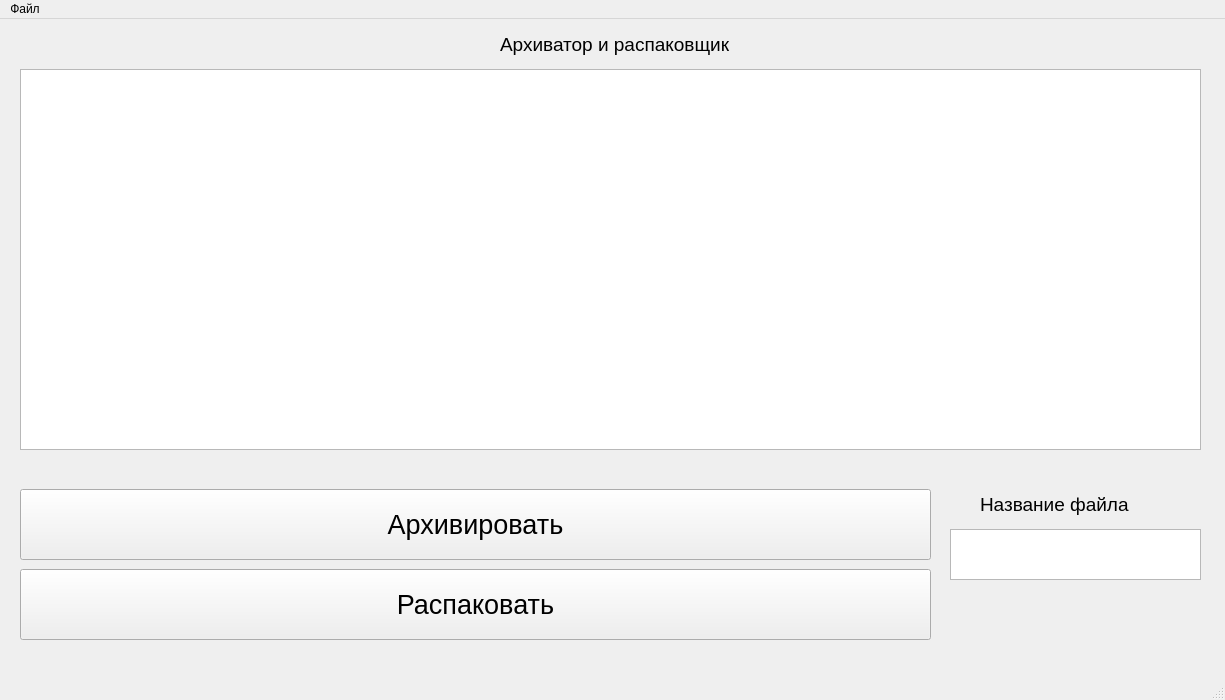
Qt form design.ui (ledykate/cod_huffman_ui) before a commit.
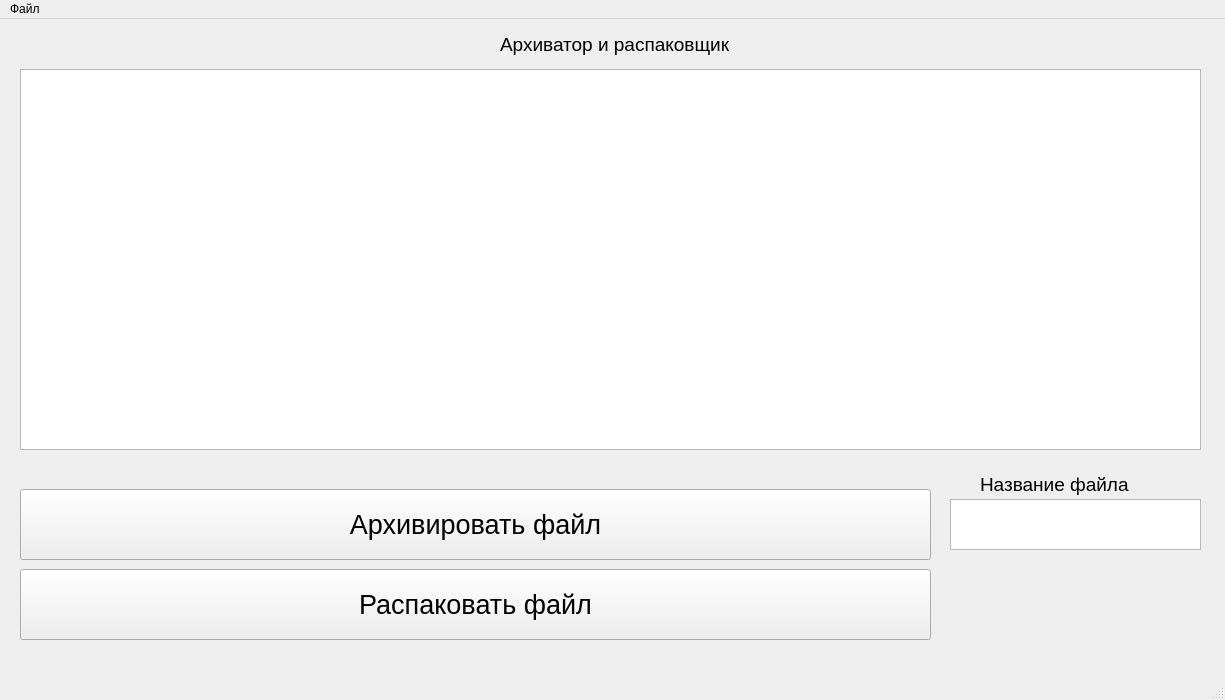
The same form after that commit.

Commit message:
Работающий распаковщик и архиватор
Полностью рабочий архиватор и распаковщик на основе кода Хаффмана. Иструкция по пользованию данной программой читай в файле"read_instruction"

What changed in the file:
```diff
--- a/design.ui
+++ b/design.ui
@@ -39,7 +39,7 @@
      </font>
     </property>
     <property name="text">
-     <string>Архивировать</string>
+     <string>Архивировать файл</string>
     </property>
    </widget>
    <widget class="QPushButton" name="button_raspakovka">
@@ -59,7 +59,7 @@
      </font>
     </property>
     <property name="text">
-     <string>Распаковать</string>
+     <string>Распаковать файл</string>
     </property>
    </widget>
    <widget class="QLabel" name="label">
@@ -84,7 +84,7 @@
     <property name="geometry">
      <rect>
       <x>950</x>
-      <y>510</y>
+      <y>480</y>
       <width>251</width>
       <height>51</height>
      </rect>
@@ -94,7 +94,7 @@
     <property name="geometry">
      <rect>
       <x>980</x>
-      <y>470</y>
+      <y>450</y>
       <width>181</width>
       <height>31</height>
      </rect>
@@ -120,7 +120,7 @@
    </property>
    <widget class="QMenu" name="menu">
     <property name="title">
-     <string>Файл</string>
+     <string>Файл </string>
     </property>
     <addaction name="separator"/>
     <addaction name="action_2"/>
```
Left out of the diff: 8 changed lines with no effect on the pictures. The commit also changes 2 other files.
